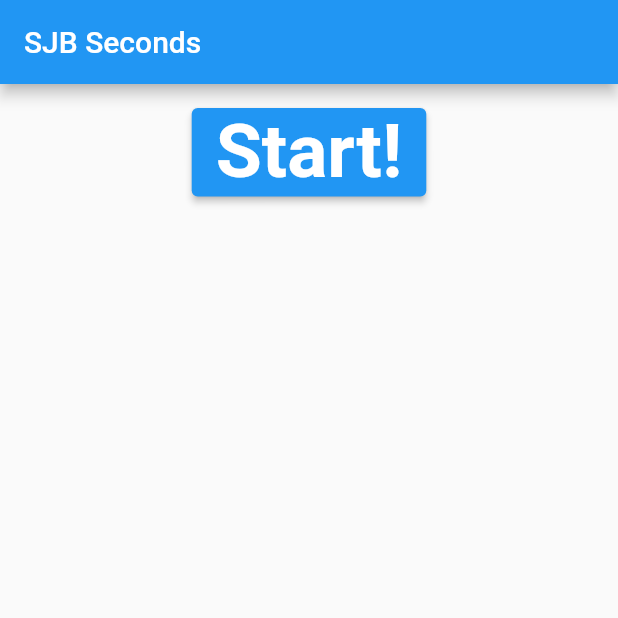
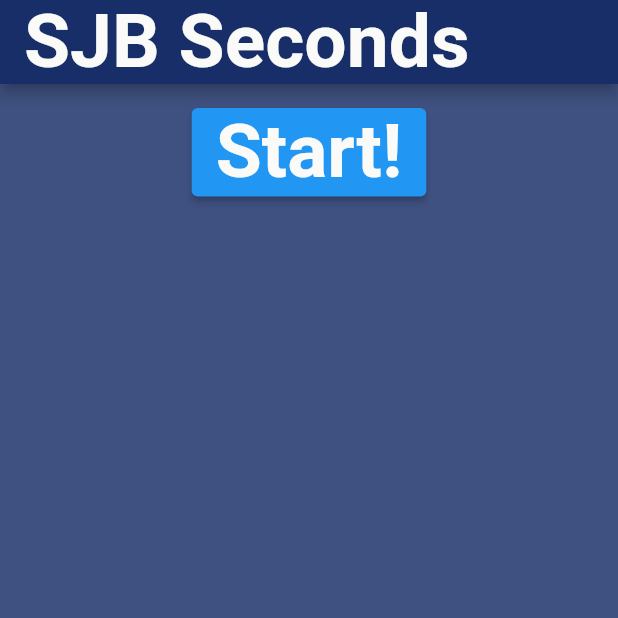
Before and after one commit to svenbutzelaar/sjb_30_sec, a Flutter app: the screen it shows after launch, on a phone screen of 412 x 824 dp, the top half of it. Run offline on Flutter 3.47's test engine with Material 2 defaults, Android fonts, the phone set to English and light mode, and no system bars; our stand-ins replace audioplayers, csv; project files that could hold a hidden picture were left out.

Commit message:
fonts en kleur veranderd

```diff
--- a/lib/main.dart
+++ b/lib/main.dart
@@ -8,10 +8,12 @@ import 'package:flutter/services.dart';
 import 'dart:math';
 
 void main() {
+
   runApp(const MyHomePage());
 }
 
 class MyHomePage extends StatefulWidget {
+
   const MyHomePage({Key? key}) : super(key: key);
 
   @override
@@ -20,6 +22,7 @@ class MyHomePage extends StatefulWidget {
 
 class _MyHomePageState extends State<MyHomePage> {
   TextStyle style = const TextStyle(
+    color: Color.fromARGB(255, 250, 250, 248),
     fontSize: 50,
     fontWeight: FontWeight.bold,
   );
@@ -34,13 +37,6 @@ class _MyHomePageState extends State<MyHomePage> {
 
   //List states = <String>["Start", "Countdown30", "Countdown5"];
   String currentState = "Start";
-  //List teams = <String>["Team 1", "Team 2"];
-  //int currentTeam = 0;
-  //Possible states: "Start", "Countdown30", "Countdown5"
-
-
-  //bool counting = false;
-  //bool waiting = false;
 
   Future<List> readCSV() async {
     final String response =
@@ -65,8 +61,6 @@ class _MyHomePageState extends State<MyHomePage> {
   void readyScreen() {
     setState(() {
       currentState = "Countdown5";
-      //waiting = true;
-      //counting = false;
       timeLeft = const Duration(seconds: 5);
     });
       countdownTimer =
@@ -75,8 +69,6 @@ class _MyHomePageState extends State<MyHomePage> {
 
   void startTimer() {
     setState(() {
-      //waiting = false;
-      //counting = true;
       timeLeft = const Duration(seconds: 30);
     });
     countdownTimer =
@@ -98,7 +90,6 @@ class _MyHomePageState extends State<MyHomePage> {
         refreshWords();
       } else {
         timeLeft = Duration(seconds: seconds);
-        //counting = true;
       }
     });
   }
@@ -112,9 +103,14 @@ class _MyHomePageState extends State<MyHomePage> {
   @override
   Widget build(BuildContext context) {
     return MaterialApp(
+          theme: ThemeData(
+          scaffoldBackgroundColor: Color.fromARGB(255, 63, 81, 129),
+          fontFamily: 'Roboto',
+        ),
         home: Scaffold(
-      appBar: AppBar(
-        title: const Text('SJB Seconds'),
+        appBar: AppBar(
+        backgroundColor: Color.fromARGB(255, 24, 46, 105),
+        title: Text('SJB Seconds', style: style),
       ),
       body: Padding(
         padding: const EdgeInsets.all(16.0),
@@ -128,26 +124,15 @@ class _MyHomePageState extends State<MyHomePage> {
             Text(timeLeft.inSeconds.toString(), style: style)
           else
             Text(timeLeft.inSeconds.toString(), style: style),
-          /*
 
-          if (counting) Text(timeLeft.inSeconds.toString(), style: style),
-          if (!counting)
-            if (!waiting)
-              ElevatedButton(
-                onPressed: readyScreen,
-                child: Text('Start!', style: style),
-              ),
-            if(waiting)
-            //FIX DOUBLE TIMER BUG
-              Text(timeLeft.inSeconds.toString(), style: style),
-*/
           ListView.separated(
             padding: const EdgeInsets.all(8),
 
             itemBuilder: (BuildContext, index) {
                 return Container(
                   height: 50,
-                  color: Color.fromARGB(246, 14, 5, 100),
+                  color: Color.fromARGB(255, 223, 70, 59),
+                  //Color.fromARGB(255, 63, 81, 129),
                   child: Center(child: Text(_items[index].toString(),
                   style: const TextStyle(color: Color.fromARGB(255, 250, 250, 248)))),
                 );
@@ -157,16 +142,6 @@ class _MyHomePageState extends State<MyHomePage> {
             separatorBuilder: (BuildContext context, int index) => const Divider(),
           )
 
-          /*
-          ListView.builder(
-            itemBuilder: (BuildContext, index) {
-              return Text(_items[index].toString(),
-                  style: const TextStyle(fontSize: 25));
-            },
-            itemCount: _items.length,
-            shrinkWrap: true,
-          )*/
-
         ]),
       ),
     ));
--- a/pubspec.yaml
+++ b/pubspec.yaml
@@ -68,6 +68,11 @@ flutter:
   #   - images/a_dot_burr.jpeg
   #   - images/a_dot_ham.jpeg
 
+  fonts:
+  - family: Roboto
+    fonts:
+    - asset: fonts/Roboto-Bold.ttf
+
   # An image asset can refer to one or more resolution-specific "variants", see
   # https://flutter.dev/assets-and-images/#resolution-aware
 
```
Also changed, not shown: fonts/Roboto-Bold.ttf (added).
